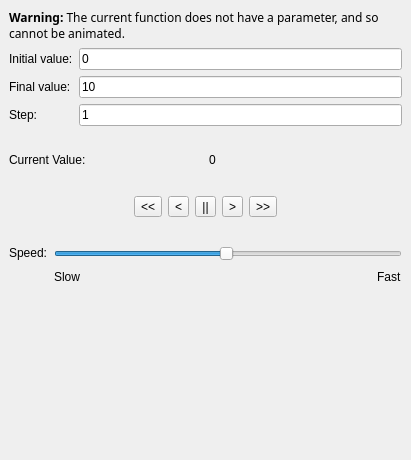
First picture: the form in kmplot/parameteranimator.ui, repository KDE/kmplot, before the edit.
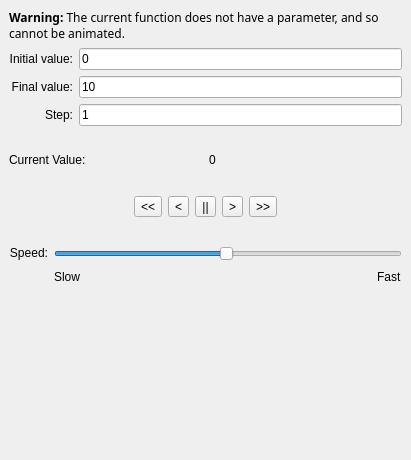
Second picture: the form after the edit. Custom widgets are drawn as their Qt base class.

Commit message: follow KDE HIG about labels: http://techbase.kde.org/Projects/Usability/HIG/Form_Label_Alignment

```diff
--- a/kmplot/parameteranimator.ui
+++ b/kmplot/parameteranimator.ui
@@ -45,6 +45,9 @@
        <property name="text" >
         <string>Final value:</string>
        </property>
+       <property name="alignment">
+        <set>Qt::AlignRight|Qt::AlignTrailing|Qt::AlignVCenter</set>
+       </property>
       </widget>
      </item>
      <item row="2" column="1" >
@@ -66,6 +69,9 @@
        <property name="text" >
         <string>Step:</string>
        </property>
+       <property name="alignment">
+        <set>Qt::AlignRight|Qt::AlignTrailing|Qt::AlignVCenter</set>
+       </property>
       </widget>
      </item>
      <item row="0" column="1" >
@@ -80,6 +86,9 @@
        <property name="text" >
         <string>Initial value:</string>
        </property>
+       <property name="alignment">
+        <set>Qt::AlignRight|Qt::AlignTrailing|Qt::AlignVCenter</set>
+       </property>
       </widget>
      </item>
     </layout>
@@ -246,8 +255,8 @@
        <property name="text" >
         <string>Speed:</string>
        </property>
-       <property name="alignment" >
-        <set>Qt::AlignLeading|Qt::AlignLeft|Qt::AlignTop</set>
+       <property name="alignment">
+        <set>Qt::AlignRight|Qt::AlignTop|Qt::AlignTrailing</set>
        </property>
       </widget>
      </item>
```
Left out of the diff: 209 changed lines with no effect on the pictures. The commit also changes 10 other files.
